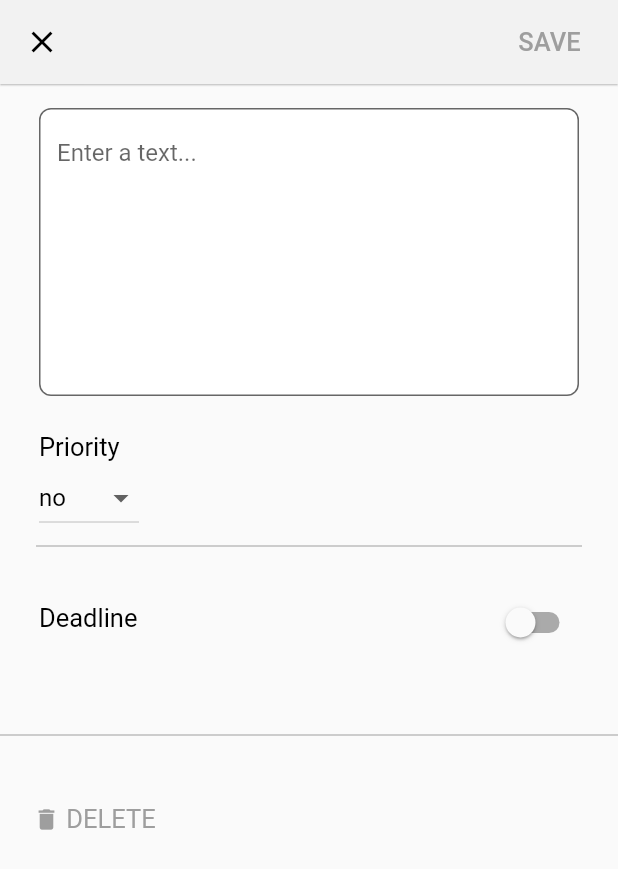
After one commit to maksimn/todolistflutter, a Flutter app: the screen it shows after launch, after a tap on the "add" icon, on a phone screen of 412 x 824 dp. The commit adds this screen. Shown: the top 869 px of the screen. Run offline on Flutter 3.47's test engine with Material 2 defaults, Android fonts, the phone set to English and light mode, and no system bars.

Commit message:
[TDLF-2]: TodoEditor layout refactored.

```diff
--- a/lib/main_todolist/main_todolist_widget.dart
+++ b/lib/main_todolist/main_todolist_widget.dart
@@ -1,5 +1,5 @@
 import 'package:flutter/material.dart';
-import 'package:todolist/todo_editor/todo_editor_widget.dart';
+import 'package:todolist/todo_editor/todo_editor_factory.dart';
 
 class MainTodoListWidget extends StatefulWidget {
   const MainTodoListWidget({Key? key, required this.title}) : super(key: key);
@@ -11,10 +11,13 @@ class MainTodoListWidget extends StatefulWidget {
 }
 
 class _MainTodoListWidgetState extends State<MainTodoListWidget> {
+
+  final TodoEditorFactory _todoEditorFactory = TodoEditorFactoryImp();
+
   void _onPlusButtonPressed() {
     Navigator.push(
       context,
-      MaterialPageRoute(builder: (context) => const TodoEditorWidget()),
+      MaterialPageRoute(builder: (context) => _todoEditorFactory.create()),
     );
   }
 
--- /dev/null
+++ b/lib/todo_editor/todo_editor_factory.dart
@@ -0,0 +1,15 @@
+import 'package:flutter/material.dart';
+import 'todo_editor_widget.dart';
+
+class TodoEditorFactory {
+
+  Widget create() => Container();
+}
+
+class TodoEditorFactoryImp implements TodoEditorFactory {
+
+  @override
+  Widget create() {
+     return const TodoEditorWidget();
+  }
+}
--- /dev/null
+++ b/lib/todo_editor/todo_editor_layout.dart
@@ -0,0 +1,170 @@
+import 'package:intl/intl.dart';
+import 'package:flutter/material.dart';
+
+const String _saveButtonTitle = 'SAVE    ';
+const String _textHint = 'Enter a text...';
+const String _priorityTitle = 'Priority';
+const String _deadlineTitle = 'Deadline';
+const String _deleteButtonTitle = ' DELETE';
+
+class TodoEditorLayout extends StatelessWidget {
+
+  final String? priority;
+
+  final List<String> priorities;
+
+  final String highPriority;
+
+  final DateTime deadline;
+
+  final bool isDeadlineButtonVisible;
+
+  final void Function(String?) onPriorityValueChanged;
+
+  final void Function(BuildContext) onDeadlineDatePressed;
+
+  final void Function(bool) onDeadlineSwitchValueChanged;
+
+  final void Function(BuildContext) onClose;
+
+  const TodoEditorLayout({Key? key,
+                         required this.priority,
+                         required this.priorities,
+                         required this.highPriority,
+                         required this.deadline,
+                         required this.isDeadlineButtonVisible,
+                         required this.onPriorityValueChanged,
+                         required this.onDeadlineDatePressed,
+                         required this.onDeadlineSwitchValueChanged,
+                         required this.onClose}) : super(key: key);
+
+  @override
+  Widget build(BuildContext context) {
+    String formattedDeadlineDate = DateFormat('dd.MM.yyyy').format(deadline);
+    var priorityDropdownMenuItems = priorities.map((string) => DropdownMenuItem<String>(
+      value: string,
+      child: Text(string, style: TextStyle(color: string == highPriority ? Colors.red : Colors.black)))
+    ).toList();
+
+    return Scaffold(
+      appBar: AppBar(
+        backgroundColor: const Color(0xfff2f2f2),
+        elevation: 0.5,
+        iconTheme: const IconThemeData(color: Colors.black),
+        leading: IconButton(
+          onPressed: () {
+            onClose(context);
+          },
+          icon: const Icon(Icons.close),
+        ),
+        actions: <Widget>[
+          TextButton(
+            onPressed: () {},
+            child: const Text(_saveButtonTitle, style: TextStyle(color: Colors.grey, fontSize: 17.0)),
+          ),
+        ],
+      ),
+      body: SingleChildScrollView(
+        child: Column(
+          children: [
+            Padding(
+                padding: const EdgeInsets.symmetric(vertical: 16.0, horizontal: 26.0),
+                child: TextField(
+                  decoration: InputDecoration(
+                      filled: true,
+                      fillColor: Colors.white,
+                      hintText: _textHint,
+                      border: OutlineInputBorder(
+                        borderSide: const BorderSide(color: Colors.black, width: 2.0),
+                        borderRadius: BorderRadius.circular(8.0),
+                      )),
+                  keyboardType: TextInputType.multiline,
+                  minLines: 8,
+                  maxLines: 8,
+                )),
+            const Align(
+              alignment: Alignment.centerLeft,
+              child: Padding(
+                padding: EdgeInsets.only(left: 26, top: 8),
+                child: Text(_priorityTitle, style: TextStyle(color: Colors.black, fontSize: 17.0)),
+              ),
+            ),
+            Align(
+              alignment: Alignment.centerLeft,
+              child: Padding(
+                padding: const EdgeInsets.only(left: 26),
+                child: DropdownButton<String>(
+                  items: priorityDropdownMenuItems,
+                  value: priority,
+                  onChanged: onPriorityValueChanged,
+                ),
+              ),
+            ),
+            const Padding(
+              padding: EdgeInsets.symmetric(vertical: 0.0, horizontal: 24.0),
+              child: Divider(
+                color: Colors.grey,
+              ),
+            ),
+            SizedBox(
+              height: 86,
+              child: Row(mainAxisAlignment: MainAxisAlignment.spaceBetween, children: <Widget>[
+                Padding(
+                  padding: EdgeInsets.only(left: 26, top: (isDeadlineButtonVisible ? 18 : 30)),
+                  child: Column(
+                    children: [
+                      const Text(
+                        _deadlineTitle,
+                        style: TextStyle(color: Colors.black, fontSize: 17.0)
+                      ),
+                      Visibility(
+                        child: TextButton(
+                          onPressed: () => onDeadlineDatePressed(context),
+                          child: Text(formattedDeadlineDate, style: const TextStyle(color: Colors.blue, fontSize: 14)),
+                        ),
+                        visible: isDeadlineButtonVisible,
+                      ),
+                    ],
+                  ),
+                ),
+                Padding(
+                  padding: const EdgeInsets.only(right: 26, top: 0),
+                  child: Switch(
+                    value: isDeadlineButtonVisible,
+                    onChanged: onDeadlineSwitchValueChanged,
+                  ),
+                ),
+              ]),
+            ),
+            const Padding(
+              padding: EdgeInsets.only(top: 24),
+              child: Divider(
+                color: Colors.grey,
+              ),
+            ),
+            Align(
+              alignment: Alignment.centerLeft,
+              child: Padding(
+                padding: const EdgeInsets.only(left: 14, top: 24),
+                child: TextButton(
+                  onPressed: () {},
+                  child: RichText(
+                    text: const TextSpan(
+                    children: [
+                      WidgetSpan(child: Icon(Icons.delete, size: 18, color: Colors.grey)),
+                      TextSpan(
+                        text: _deleteButtonTitle,
+                        style: TextStyle(color: Colors.grey, fontSize: 17.0)
+                      ),
+                    ],
+                    ),
+                  ),
+                ),
+              ),
+            )
+          ],
+        ),
+      ),
+    );
+  }
+}
```
Also changed, not shown: lib/todo_editor/todo_editor_widget.dart (+16 -135 lines).
